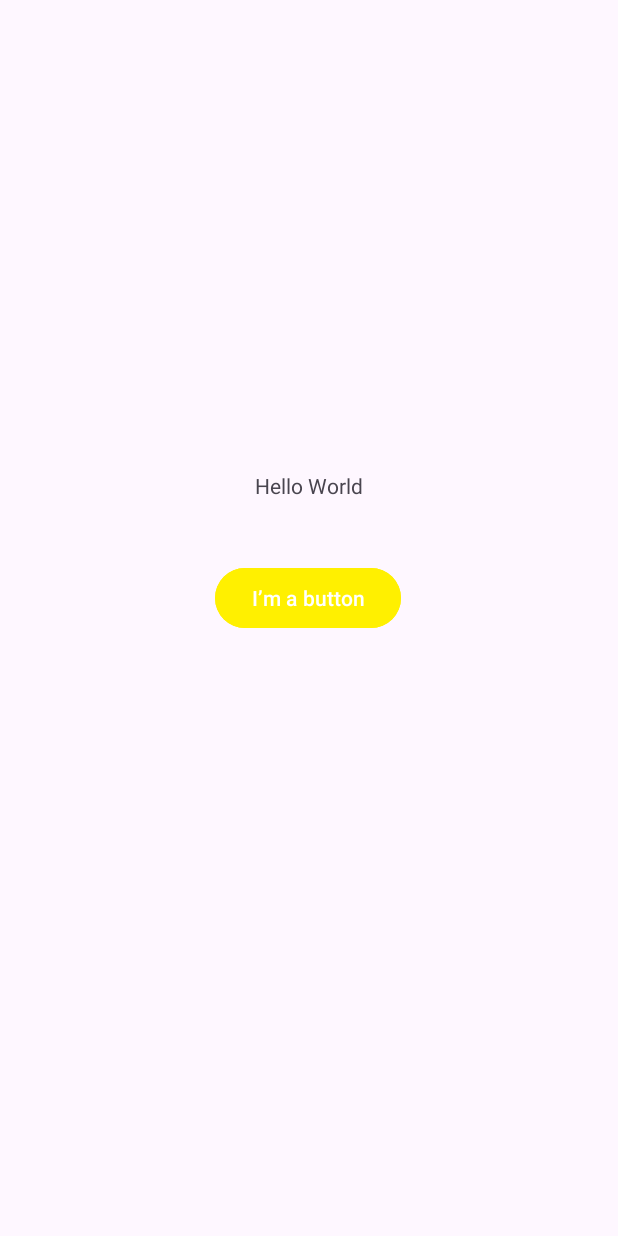
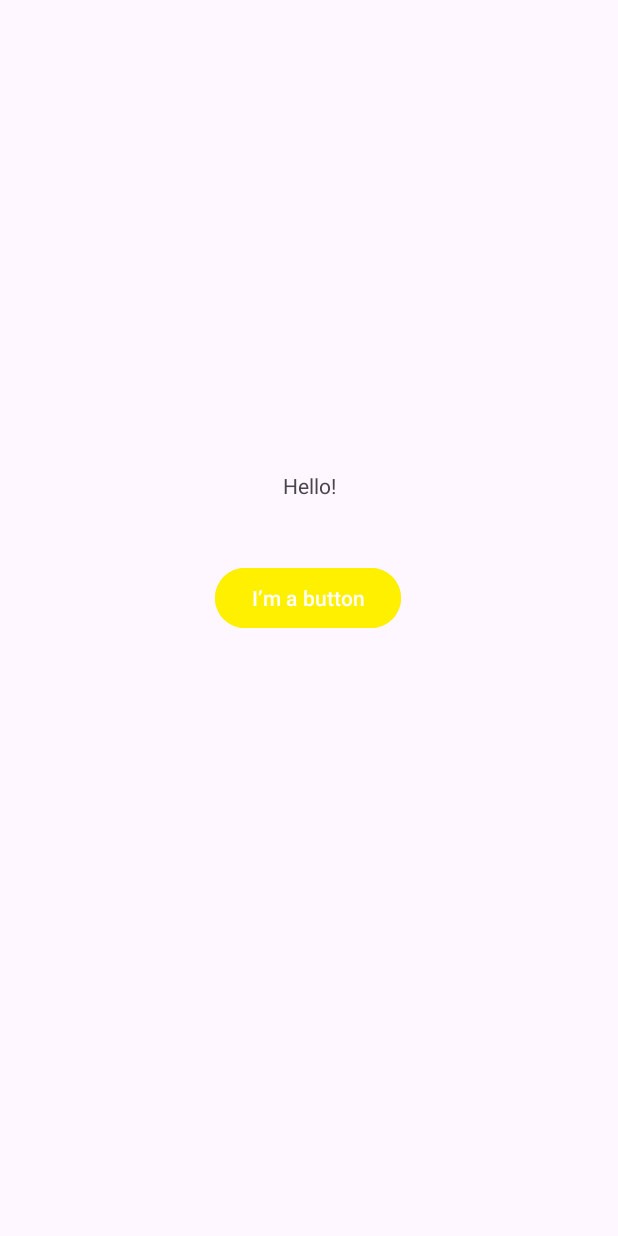
Before and after one commit to shreeshjosyula/CP670-A-Sai-Shreesh-Josyula, an Android app: the screen it shows after launch (MainActivity), on a phone screen of 412 x 824 dp. Run offline under Robolectric (Android 15) with nearby library versions, the phone set to English and light mode, and no system bars.

Commit message:
Initial commit with new language and app color

```diff
--- a/app/src/main/res/values-night/themes.xml
+++ b/app/src/main/res/values-night/themes.xml
@@ -3,5 +3,7 @@
     <style name="Base.Theme.AndroidAssignments" parent="Theme.Material3.DayNight.NoActionBar">
         <!-- Customize your dark theme here. -->
         <!-- <item name="colorPrimary">@color/my_dark_primary</item> -->
+        <item name="colorPrimaryVariant">@color/appBackground</item>
+        <item name="android:windowFullscreen">false</item>
     </style>
 </resources>
--- a/app/src/main/res/values/colors.xml
+++ b/app/src/main/res/values/colors.xml
@@ -2,4 +2,5 @@
 <resources>
     <color name="black">#FF000000</color>
     <color name="white">#FFFFFFFF</color>
+    <color name="appBackground">#DC3D46</color>
 </resources>
--- a/app/src/main/res/values/strings.xml
+++ b/app/src/main/res/values/strings.xml
@@ -1,5 +1,5 @@
 <resources>
-    <string name="app_name">AndroidAssignments</string>
-    <string name="hello_message">Hello World</string>
+    <string name="app_name">CP-670 (English)</string>
+    <string name="hello_message">Hello!</string>
     <string name="ButtonText">I\’m a button</string>
 </resources>
--- a/app/src/main/res/values/themes.xml
+++ b/app/src/main/res/values/themes.xml
@@ -5,5 +5,7 @@
         <!-- <item name="colorPrimary">@color/my_light_primary</item> -->
     </style>
 
-    <style name="Theme.AndroidAssignments" parent="Base.Theme.AndroidAssignments" />
+    <style name="Theme.AndroidAssignments" parent="Base.Theme.AndroidAssignments" >
+        <item name="colorPrimary">@color/appBackground</item>
+    </style>
 </resources>
```
Also changed, not shown: 1 other file.
